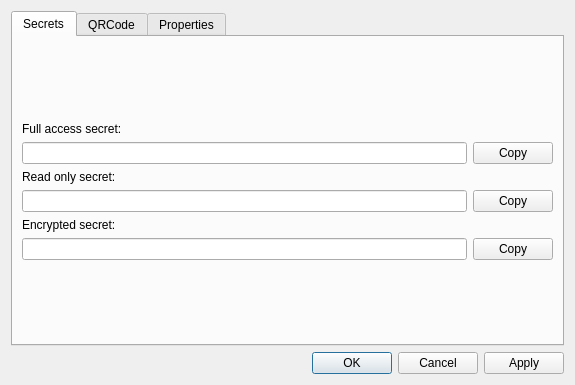
First picture: the form in btsync-qt/ui/folderinfo.ui, repository BtbN/btsync-qt, before the edit.
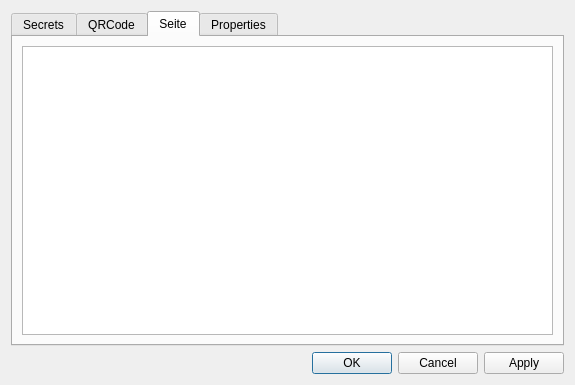
Second picture: the form after the edit. The open tabs and pages were chosen to show the change. Custom widgets are drawn as their Qt base class.

```diff
--- a/btsync-qt/ui/folderinfo.ui
+++ b/btsync-qt/ui/folderinfo.ui
@@ -168,6 +168,26 @@
        </item>
       </layout>
      </widget>
+     <widget class="QWidget" name="Peers">
+      <attribute name="title">
+       <string>Seite</string>
+      </attribute>
+      <layout class="QVBoxLayout" name="verticalLayout_2">
+       <item>
+        <widget class="QTableWidget" name="peersTable">
+         <property name="editTriggers">
+          <set>QAbstractItemView::NoEditTriggers</set>
+         </property>
+         <property name="selectionMode">
+          <enum>QAbstractItemView::SingleSelection</enum>
+         </property>
+         <property name="selectionBehavior">
+          <enum>QAbstractItemView::SelectRows</enum>
+         </property>
+        </widget>
+       </item>
+      </layout>
+     </widget>
      <widget class="QWidget" name="tab_3">
       <attribute name="title">
        <string>Properties</string>
```
